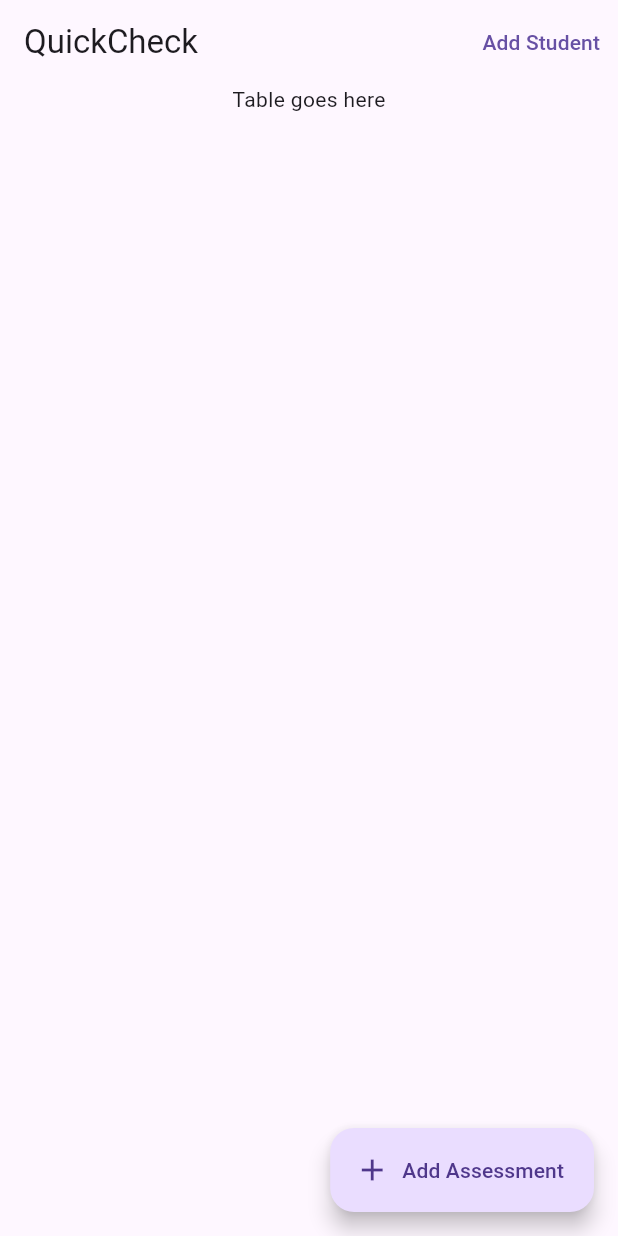
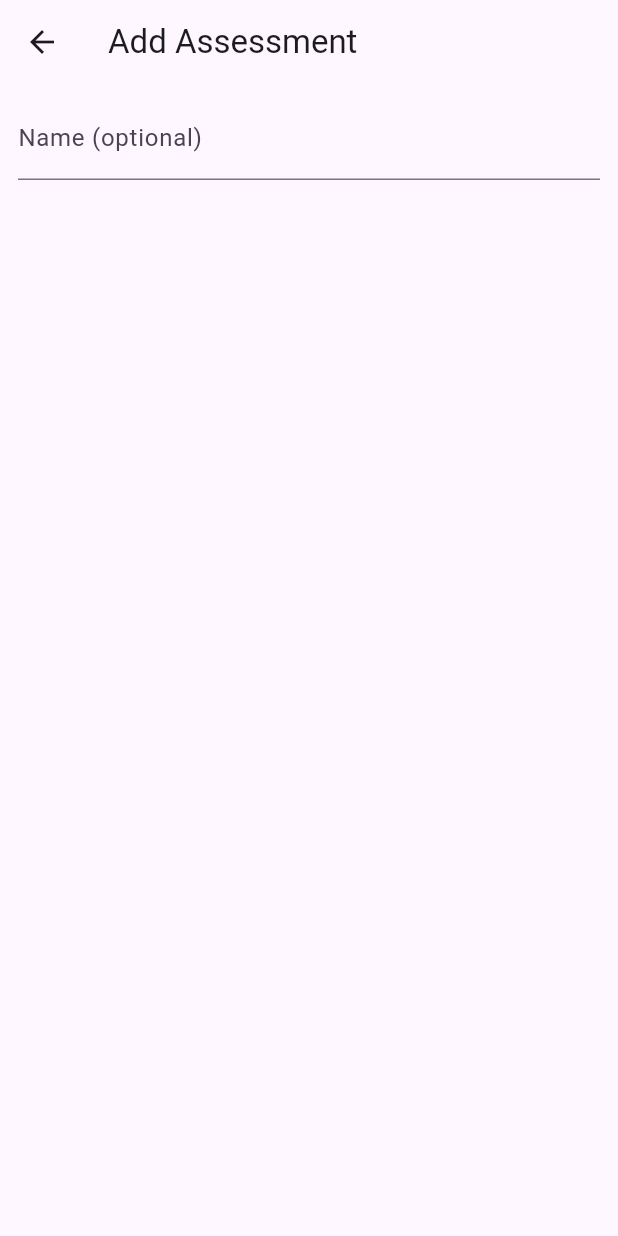
Before and after one commit to tonydoesathing/quickcheck, a Flutter app: the screen it shows after launch, after a tap on "Add Assessment", on a phone screen of 412 x 824 dp. Run offline on Flutter 3.47's test engine with Material 2 defaults, Android fonts, the phone set to English and light mode, and no system bars; our stand-ins replace equatable.

Commit message:
Started on implementing page

```diff
--- /dev/null
+++ b/lib/pages/add_assessment_page.dart
@@ -0,0 +1,37 @@
+import 'package:flutter/material.dart';
+import 'package:quickcheck/data/model/assessment.dart';
+import 'package:quickcheck/data/model/student.dart';
+
+class AddAssessmentPage extends StatefulWidget {
+  final Function(Assessment)? callback;
+  final List<Student> students;
+  const AddAssessmentPage({Key? key, this.callback, required this.students})
+      : super(key: key);
+
+  @override
+  State<AddAssessmentPage> createState() => _AddAssessmentPageState();
+}
+
+class _AddAssessmentPageState extends State<AddAssessmentPage> {
+  final TextEditingController _controller = TextEditingController();
+  @override
+  Widget build(BuildContext context) {
+    return Scaffold(
+      appBar: AppBar(
+        title: const Text("Add Assessment"),
+      ),
+      body: Padding(
+        padding: const EdgeInsets.fromLTRB(12.0, 8.0, 12.0, 0.0),
+        child: SingleChildScrollView(
+          scrollDirection: Axis.vertical,
+          child: Column(children: [
+            TextField(
+              controller: _controller,
+              decoration: const InputDecoration(labelText: "Name (optional)"),
+            ),
+          ]),
+        ),
+      ),
+    );
+  }
+}
--- a/lib/pages/home_page.dart
+++ b/lib/pages/home_page.dart
@@ -1,4 +1,6 @@
 import 'package:flutter/material.dart';
+import 'package:quickcheck/data/model/student.dart';
+import 'package:quickcheck/pages/add_assessment_page.dart';
 
 class HomePage extends StatelessWidget {
   const HomePage({Key? key}) : super(key: key);
@@ -13,7 +15,15 @@ class HomePage extends StatelessWidget {
         ],
       ),
       floatingActionButton: FloatingActionButton.extended(
-        onPressed: () {},
+        onPressed: () {
+          Navigator.push(
+            context,
+            MaterialPageRoute(
+                builder: (context) => AddAssessmentPage(students: [
+                      for (int i = 0; i < 10; i++) Student(id: i, name: '$i')
+                    ])),
+          );
+        },
         label: const Text("Add Assessment"),
         icon: const Icon(Icons.add),
       ),
```
Also changed, not shown: lib/data/widgets/assessment_widget.dart (added, +19 -0 lines).
